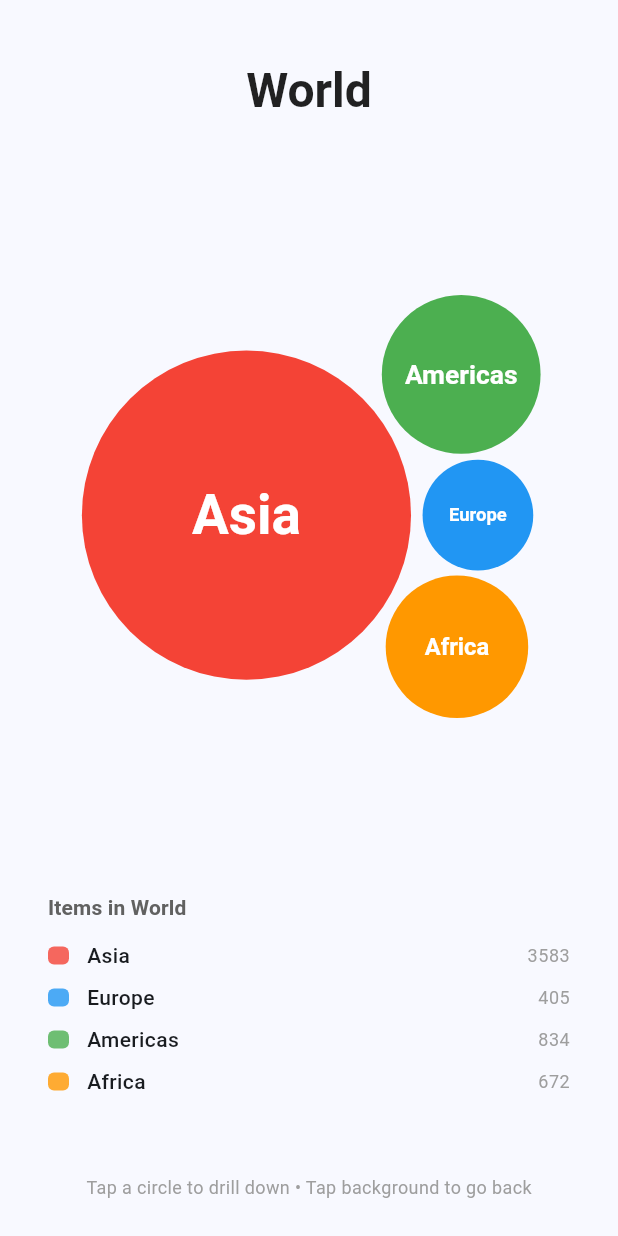
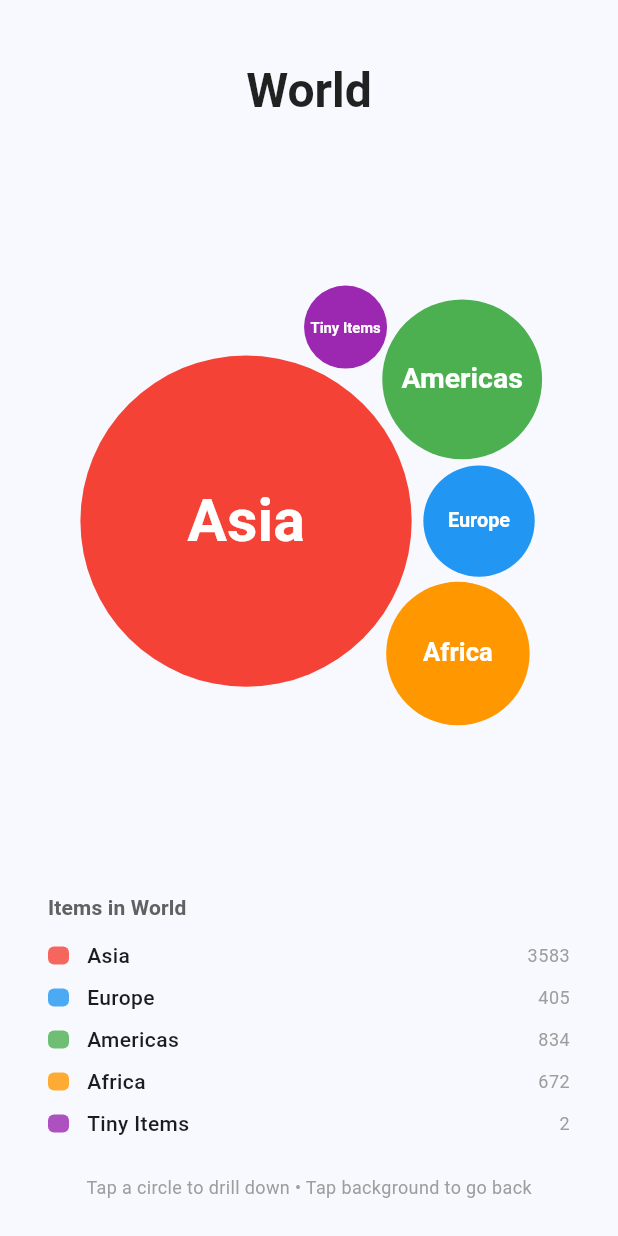
Before and after one commit to fabiocarneiro/FlutterCirclePackChart, a Flutter app: the screen it shows after launch, on a phone screen of 412 x 824 dp. Run offline on Flutter 3.47's test engine with Material 3 defaults, Android fonts, the phone set to English and light mode, and no system bars.

Commit message:
feat(refinement): Implement minimum circle radius and refine label visibility

```diff
--- a/example/lib/main.dart
+++ b/example/lib/main.dart
@@ -92,6 +92,11 @@ class _TreemapDemoState extends State<TreemapDemo> {
             CircleNode(label: 'Kenya', value: 53.0),
           ],
         ),
+        CircleNode(
+          label: 'Tiny Items',
+          color: Colors.purple,
+          children: List.generate(15, (i) => CircleNode(label: 'T$i', value: 0.1)),
+        ),
       ],
     );
     _controller = TreemapController(root: root);
--- a/lib/circle_packer.dart
+++ b/lib/circle_packer.dart
@@ -30,12 +30,13 @@ class PackedNode {
 /// Helper class to perform circle packing calculations.
 class CirclePacker {
   /// Packs the [root] node and its children into a circle with the given [radius].
-  /// Returns a [PackedNode] tree with calculated positions and radii.
-  static PackedNode pack(CircleNode root, {required double radius}) {
-    return _packNode(root, 0.0, 0.0, radius);
+  /// [minRadiusRatio] defines the minimum radius of a child circle as a fraction
+  /// of the parent radius (default is 0.1, meaning 10% of parent).
+  static PackedNode pack(CircleNode root, {required double radius, double minRadiusRatio = 0.1}) {
+    return _packNode(root, 0.0, 0.0, radius, minRadiusRatio);
   }
 
-  static PackedNode _packNode(CircleNode node, double x, double y, double r) {
+  static PackedNode _packNode(CircleNode node, double x, double y, double r, double minRadiusRatio) {
     if (node.children.isEmpty) {
       return PackedNode(node: node, x: x, y: y, r: r);
     }
@@ -46,8 +47,14 @@ class CirclePacker {
     }
 
     // Calculate initial radii based on value (area proportional to value).
+    // We enforce a minimum radius here.
+    final double minR = r * minRadiusRatio;
+
     final List<_Circle> circles = node.children.map((child) {
-      return _Circle(radius: sqrt(child.value));
+      final double calculatedR = sqrt(child.value);
+      // Ensure it doesn't fall below minR.
+      // We use a simple max here; the packing algorithm will handle the layout.
+      return _Circle(radius: max(calculatedR, minR));
     }).toList();
 
     _packCircles(circles);
@@ -78,27 +85,31 @@ class CirclePacker {
       maxDist = max(maxDist, sqrt(c.x * c.x + c.y * c.y) + c.radius);
     }
 
+    // Scale back to parent r.
     final double scale = maxDist > 0 ? r / maxDist : 1.0;
 
     final List<PackedNode> packedChildren = [];
     for (int i = 0; i < node.children.length; i++) {
       final c = circles[i];
-      packedChildren.add(
-        _packNode(
-          node.children[i],
-          x + c.x * scale,
-          y + c.y * scale,
-          c.radius * scale,
-        ),
-      );
+      packedChildren.add(_packNode(
+        node.children[i],
+        x + c.x * scale,
+        y + c.y * scale,
+        c.radius * scale,
+        minRadiusRatio,
+      ));
     }
 
-    return PackedNode(node: node, x: x, y: y, r: r, children: packedChildren);
+    return PackedNode(
+      node: node,
+      x: x,
+      y: y,
+      r: r,
+      children: packedChildren,
+    );
   }
 
   /// Simple circle packing algorithm.
-  /// For a production library, a more robust implementation like d3-hierarchy's
-  /// front-chain packing would be used.
   static void _packCircles(List<_Circle> circles) {
     if (circles.isEmpty) return;
 
@@ -111,7 +122,6 @@ class CirclePacker {
     circles[1].x = circles[0].radius + circles[1].radius;
     circles[1].y = 0;
     if (circles.length == 2) {
-      // Center them around the origin.
       final double offset = circles[1].x / 2;
       circles[0].x -= offset;
       circles[1].x -= offset;
@@ -119,18 +129,13 @@ class CirclePacker {
     }
 
     // 3. Place subsequent circles touching two previous circles.
-    // We use a simplified version: place in a spiral for now.
-    // TODO: Implement more efficient packing if needed.
     for (int i = 2; i < circles.length; i++) {
-      // Let's try to avoid overlap for the tests.
       _placeCircle(circles, i);
     }
   }
 
   static void _placeCircle(List<_Circle> circles, int index) {
     final _Circle current = circles[index];
-    // Find a position for circles[index] that touches two already placed circles.
-    // We'll search through pairs of placed circles.
     double minDistanceToOrigin = double.infinity;
     double bestX = 0;
     double bestY = 0;
@@ -153,23 +158,17 @@ class CirclePacker {
       }
     }
 
-    // Fallback if no pair found (should not happen for first few)
     if (minDistanceToOrigin == double.infinity) {
-      // Just put it far away
-      bestX = index * 100.0;
-      bestY = 0;
+        bestX = index * 100.0;
+        bestY = 0;
     }
 
     current.x = bestX;
     current.y = bestY;
   }
 
-  static List<Point<double>> _findTouchPoints(
-    _Circle c1,
-    _Circle c2,
-    double r,
-  ) {
-    final double d2 = pow(c1.x - c2.x, 2) + pow(c1.y - c2.y, 2) as double;
+  static List<Point<double>> _findTouchPoints(_Circle c1, _Circle c2, double r) {
+    final double d2 = (pow(c1.x - c2.x, 2) + pow(c1.y - c2.y, 2)).toDouble();
     final double d = sqrt(d2);
     final double r1 = c1.radius + r;
     final double r2 = c2.radius + r;
@@ -187,13 +186,7 @@ class CirclePacker {
     ];
   }
 
-  static bool _overlapsAny(
-    double x,
-    double y,
-    double r,
-    List<_Circle> circles,
-    int count,
-  ) {
+  static bool _overlapsAny(double x, double y, double r, List<_Circle> circles, int count) {
     for (int i = 0; i < count; i++) {
       final c = circles[i];
       final dist2 = pow(x - c.x, 2) + pow(y - c.y, 2);
--- a/lib/circular_treemap_widget.dart
+++ b/lib/circular_treemap_widget.dart
@@ -12,7 +12,16 @@ class CircularTreemap extends StatefulWidget {
   /// Optional controller to manage the navigation state.
   final TreemapController? controller;
 
-  const CircularTreemap({super.key, required this.root, this.controller});
+  /// Defines the minimum radius of a child circle as a fraction of its parent.
+  /// Defaults to 0.15 to ensure visibility of labels.
+  final double minRadiusRatio;
+
+  const CircularTreemap({
+    super.key,
+    required this.root,
+    this.controller,
+    this.minRadiusRatio = 0.15,
+  });
 
   @override
   State<CircularTreemap> createState() => _CircularTreemapState();
@@ -54,7 +63,11 @@ class _CircularTreemapState extends State<CircularTreemap>
     );
 
     // Initial packing
-    _packedRoot = CirclePacker.pack(widget.root, radius: 100.0);
+    _packedRoot = CirclePacker.pack(
+      widget.root,
+      radius: 100.0,
+      minRadiusRatio: widget.minRadiusRatio,
+    );
     _animationController.value = 1.0;
   }
 
@@ -66,8 +79,13 @@ class _CircularTreemapState extends State<CircularTreemap>
       _controller = widget.controller ?? TreemapController(root: widget.root);
       _controller.addListener(_onStateChanged);
     }
-    if (widget.root != oldWidget.root) {
-      _packedRoot = CirclePacker.pack(widget.root, radius: 100.0);
+    if (widget.root != oldWidget.root ||
+        widget.minRadiusRatio != oldWidget.minRadiusRatio) {
+      _packedRoot = CirclePacker.pack(
+        widget.root,
+        radius: 100.0,
+        minRadiusRatio: widget.minRadiusRatio,
+      );
     }
   }
 
```
Also changed, not shown: lib/circular_treemap_painter.dart (+11 -29 lines), 3 other files.
